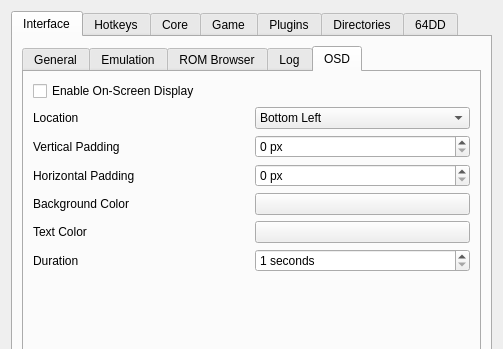
The window that Source/RMG/UserInterface/Dialog/SettingsDialog.ui (Rosalie241/RMG) describes before a commit, drawn with Qt 5; both pictures show x 0 to 503 and y 0 to 349 of the 503 by 668 pixel window.
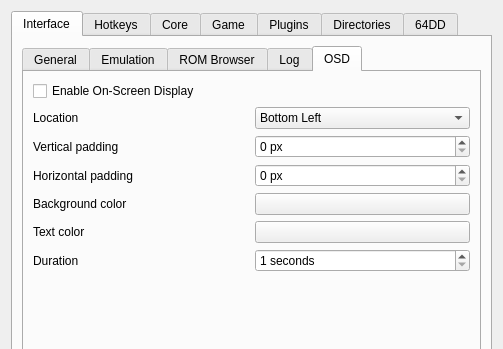
The same window after the commit. The open tabs and pages were chosen to show the change. Icons and pictures are not drawn. Custom widgets are drawn as their Qt base class.

Commit message: RMG: correct more letter casing

```diff
--- a/Source/RMG/UserInterface/Dialog/SettingsDialog.ui
+++ b/Source/RMG/UserInterface/Dialog/SettingsDialog.ui
@@ -474,7 +474,7 @@
                  <item>
                   <widget class="QLabel" name="label_7">
                    <property name="text">
-                    <string>Vertical Padding</string>
+                    <string>Vertical padding</string>
                    </property>
                   </widget>
                  </item>
@@ -495,7 +495,7 @@
                  <item>
                   <widget class="QLabel" name="label_8">
                    <property name="text">
-                    <string>Horizontal Padding</string>
+                    <string>Horizontal padding</string>
                    </property>
                   </widget>
                  </item>
@@ -516,7 +516,7 @@
                  <item>
                   <widget class="QLabel" name="label_14">
                    <property name="text">
-                    <string>Background Color</string>
+                    <string>Background color</string>
                    </property>
                   </widget>
                  </item>
@@ -534,7 +534,7 @@
                  <item>
                   <widget class="QLabel" name="label_15">
                    <property name="text">
-                    <string>Text Color</string>
+                    <string>Text color</string>
                    </property>
                   </widget>
                  </item>
```
Left out of the diff: 8 changed lines with no effect on the pictures.
